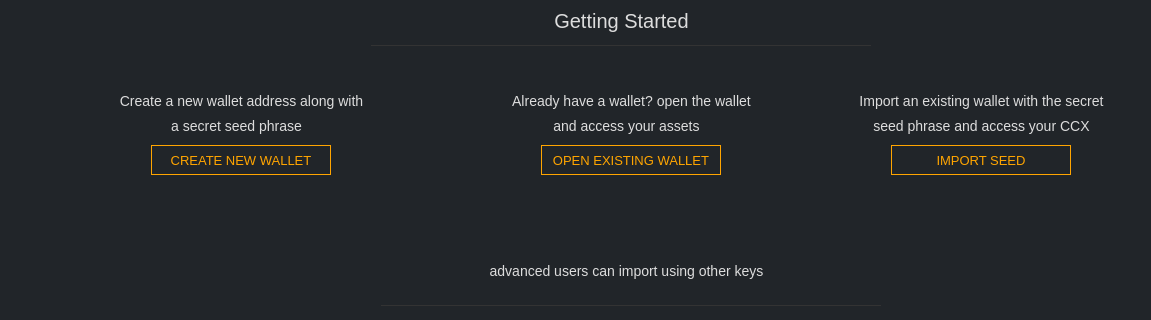
First picture: the form in src/gui/ui/welcomeframe.ui, repository ConcealNetwork/conceal-desktop, before the edit; both pictures show x 0 to 1151 and y 166 to 486 of the 1270 by 700 pixel window.
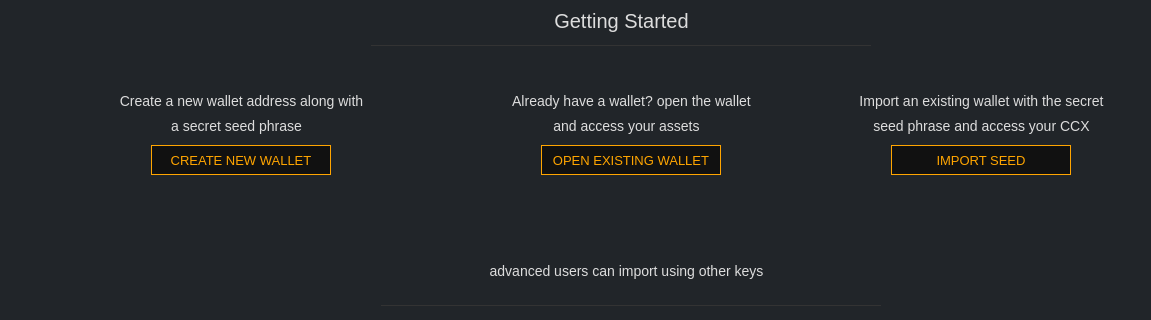
Second picture: the form after the edit. Icons and pictures are not drawn.

Commit message: fix incorrect color codes

What changed in the file:
```diff
--- a/src/gui/ui/welcomeframe.ui
+++ b/src/gui/ui/welcomeframe.ui
@@ -808,7 +808,7 @@
         </font>
        </property>
        <property name="styleSheet">
-        <string notr="true">QPushButton#pushButton {color: orange; background-color: #1; border: 1px solid orange; font-size: 13px;}
+        <string notr="true">QPushButton#pushButton {color: orange; background-color: #111111; border: 1px solid orange; font-size: 13px;}
 
 QPushButton#pushButton:hover {color: orange; background-color: #1; border: 2px solid orange; font-size: 13px;}</string>
        </property>
@@ -831,7 +831,7 @@
         </font>
        </property>
        <property name="styleSheet">
-        <string notr="true">QPushButton#pushButton_2 {color: orange; background-color: #1; border: 1px solid orange; font-size: 13px;}
+        <string notr="true">QPushButton#pushButton_2 {color: orange; background-color: #111111; border: 1px solid orange; font-size: 13px;}
 
 QPushButton#pushButton_2:hover {color: orange; background-color: #1; border: 2px solid orange; font-size: 13px;}</string>
        </property>
@@ -900,7 +900,7 @@
         </font>
        </property>
        <property name="styleSheet">
-        <string notr="true">QPushButton#seedButton {color: orange; background-color: #1; border: 1px solid orange; font-size: 13px;}
+        <string notr="true">QPushButton#seedButton {color: orange; background-color: #111111; border: 1px solid orange; font-size: 13px;}
 
 QPushButton#seedButton:hover {color: orange; background-color: #1; border: 2px solid orange; font-size: 13px;}</string>
        </property>
```
Left out of the diff: 26 changed lines with no effect on the pictures. The commit also changes 26 other files.
